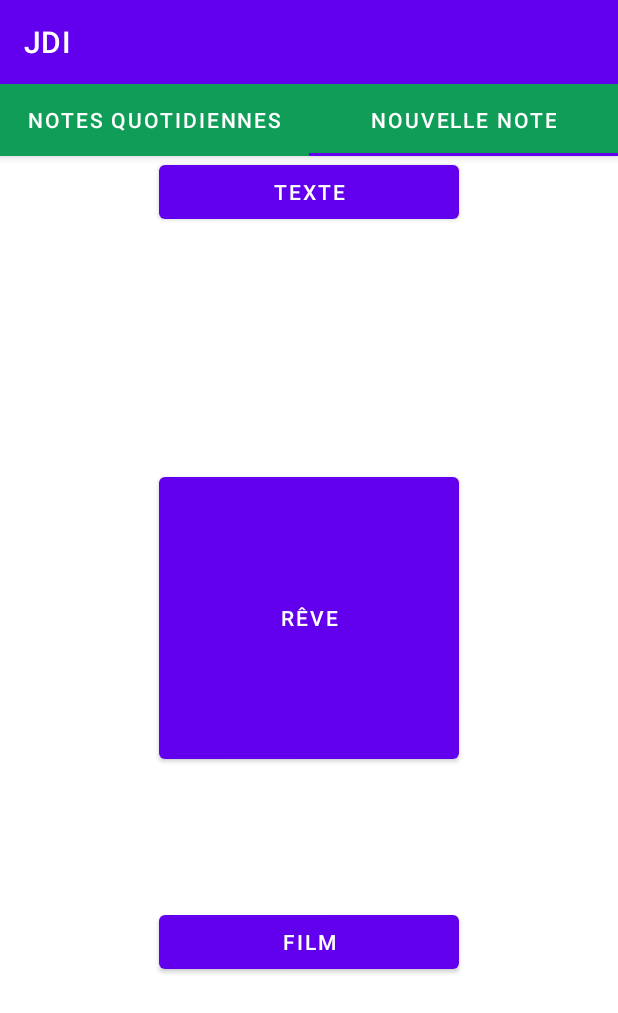
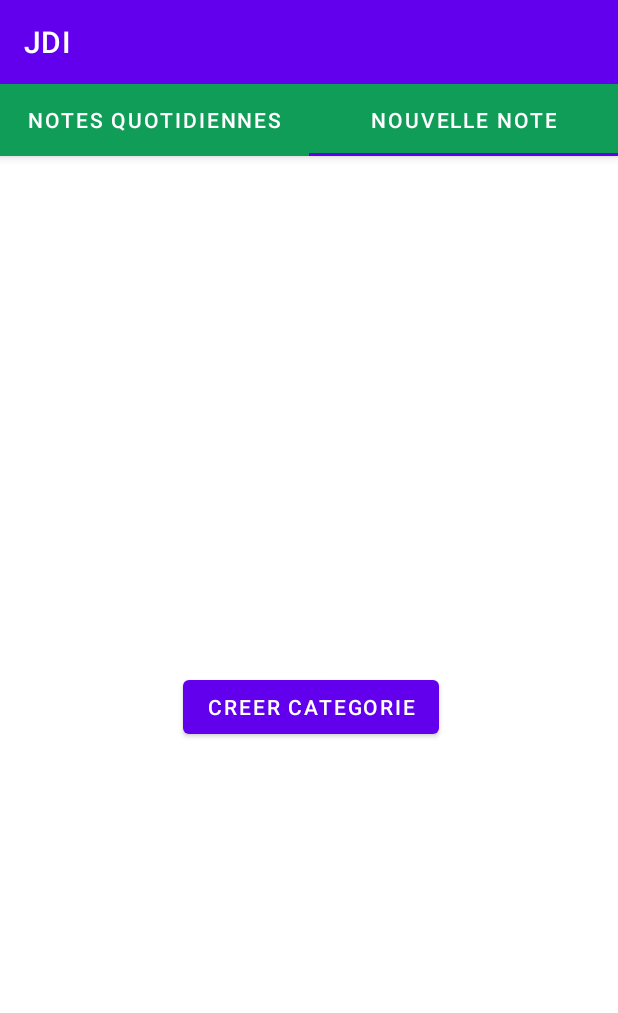
Before and after one commit to Jean-ChristopheGagnon/JDI, an Android app: the screen it shows after launch (MainActivity), tab 2 chosen, on a phone screen of 412 x 824 dp. Shown: the top 1013 px of the screen. Run offline under Robolectric (Android 15) with nearby library versions, the phone set to English and light mode, and no system bars; libraries missing offline, so code that uses them is left out: io.realm, io.realm.kotlin, org.bson.types; 3 statements that could not run were skipped.

Commit message:
Activite creer categorie avec cinq champs

```diff
--- a/app/src/main/AndroidManifest.xml
+++ b/app/src/main/AndroidManifest.xml
@@ -11,6 +11,10 @@
         android:supportsRtl="true"
         android:theme="@style/Theme.JDI">
         <activity
+            android:name=".CreerCategorieActivity"
+            android:parentActivityName=".MainActivity"
+            android:exported="false" />
+        <activity
             android:name=".MainActivity"
             android:exported="true"
             android:theme="@style/Theme.JDI.NoActionBar">
--- a/app/src/main/java/com/example/jdi/FirstFragment.kt
+++ b/app/src/main/java/com/example/jdi/FirstFragment.kt
@@ -24,7 +24,7 @@ class FirstFragment() : Fragment() {
 
     override fun onViewCreated(itemView: View, savedInstanceState: Bundle?){
         super.onViewCreated(itemView, savedInstanceState)
-        var recycler = requireView().findViewById<RecyclerView>(R.id.recyclerview)
+        val recycler = requireView().findViewById<RecyclerView>(R.id.recyclerview)
         recycler.apply{
             // set a LinearLayoutManager to handle Android
             // RecyclerView behavior
--- a/app/src/main/java/com/example/jdi/SecondFragment.kt
+++ b/app/src/main/java/com/example/jdi/SecondFragment.kt
@@ -2,6 +2,7 @@ package com.example.jdi
 
 
 import android.content.Context
+import android.content.Intent
 import android.os.Bundle
 import androidx.fragment.app.Fragment
 import android.view.LayoutInflater
@@ -21,9 +22,23 @@ class SecondFragment : Fragment() {
 
         val view: View = inflater!!.inflate(R.layout.fragment_second, container, false)
 
-        parentFragmentManager.beginTransaction().replace(R.id.form_container, CategoriesFragment(), tag).commit()
+
+
+//        parentFragmentManager.beginTransaction().replace(R.id.form_container, CategoriesFragment(), tag).commit()
 
         return view
     }
 
+    override fun onViewCreated(view: View, savedInstanceState: Bundle?) {
+        super.onViewCreated(view, savedInstanceState)
+
+        val buttonClick = requireView().findViewById<Button>(R.id.creer_categorie)
+        buttonClick.setOnClickListener() {
+            val intent = Intent(context, CreerCategorieActivity::class.java)
+            startActivity(intent)
+        }
+
+
+
+    }
 }
--- a/app/src/main/res/layout/fragment_second.xml
+++ b/app/src/main/res/layout/fragment_second.xml
@@ -7,7 +7,14 @@
    android:id="@+id/form_container">
 
 
-
-
-
+    <Button
+        android:id="@+id/creer_categorie"
+        android:layout_width="wrap_content"
+        android:layout_height="wrap_content"
+        android:layout_alignParentStart="true"
+        android:layout_alignParentTop="true"
+        android:layout_centerInParent="true"
+        android:layout_marginStart="122dp"
+        android:layout_marginTop="343dp"
+        android:text="Creer categorie" />
 </RelativeLayout>
--- a/app/src/main/res/values/strings.xml
+++ b/app/src/main/res/values/strings.xml
@@ -13,4 +13,9 @@
     <string name="reve">Rêves</string>
     <string name="texte">Texte</string>
     <string name="film">Films</string>
+
+    <string-array name="type_reponse">
+        <item>Texte</item>
+        <item>Checkbox</item>
+    </string-array>
 </resources>
--- a/build.gradle
+++ b/build.gradle
@@ -14,7 +14,7 @@ buildscript {
 plugins {
     id 'com.android.application' version '7.1.2' apply false
     id 'com.android.library' version '7.1.2' apply false
-    id 'org.jetbrains.kotlin.android' version '1.5.30' apply false
+    id 'org.jetbrains.kotlin.android' version '1.6.21' apply false
 }
 
 
```
Also changed, not shown: app/src/main/java/com/example/jdi/CreationCategorieChampsRVAdapter.kt (added, +40 -0 lines), app/src/main/java/com/example/jdi/CreerCategorieActivity.kt (added, +56 -0 lines), app/src/main/res/layout/activity_creer_categorie.xml (added, +25 -0 lines), app/src/main/res/layout/card_view_category_design.xml (added, +28 -0 lines).
